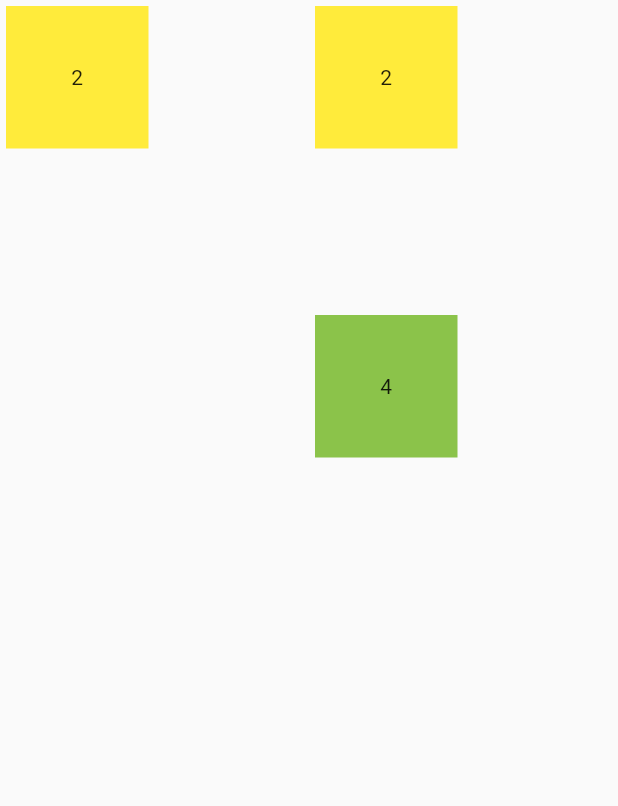
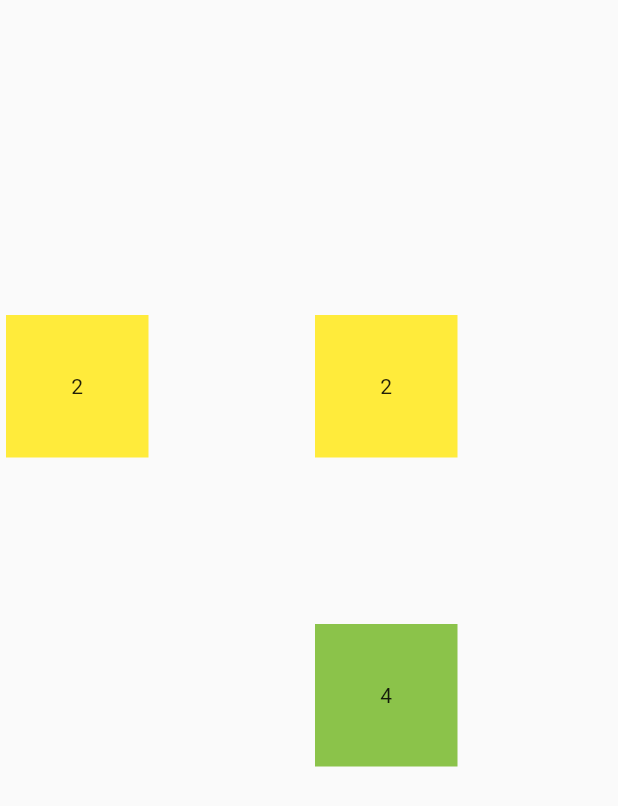
Before and after one commit to amirh/indux, a Flutter app: the screen it shows after launch, on a phone screen of 412 x 824 dp. Shown: the top 806 px of the screen. Run offline on Flutter 3.47's test engine with Material 2 defaults, Android fonts, the phone set to English and light mode, and no system bars.

Commit message:
center the game board

```diff
--- a/examples/2048/lib/main.dart
+++ b/examples/2048/lib/main.dart
@@ -16,7 +16,7 @@ class App2048 extends StatelessWidget {
         theme: new ThemeData(
           primarySwatch: Colors.blue,
         ),
-        home: new Scaffold(body: new Game()),
+        home: new Scaffold(body: new Center(child: new Game())),
       ),
     );
   }
```
